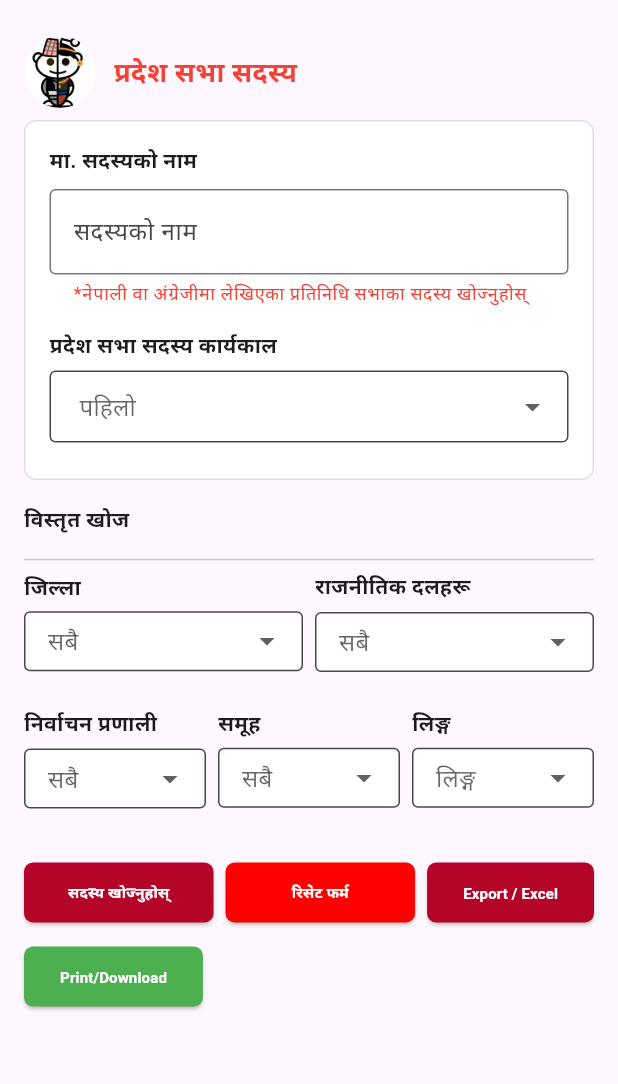
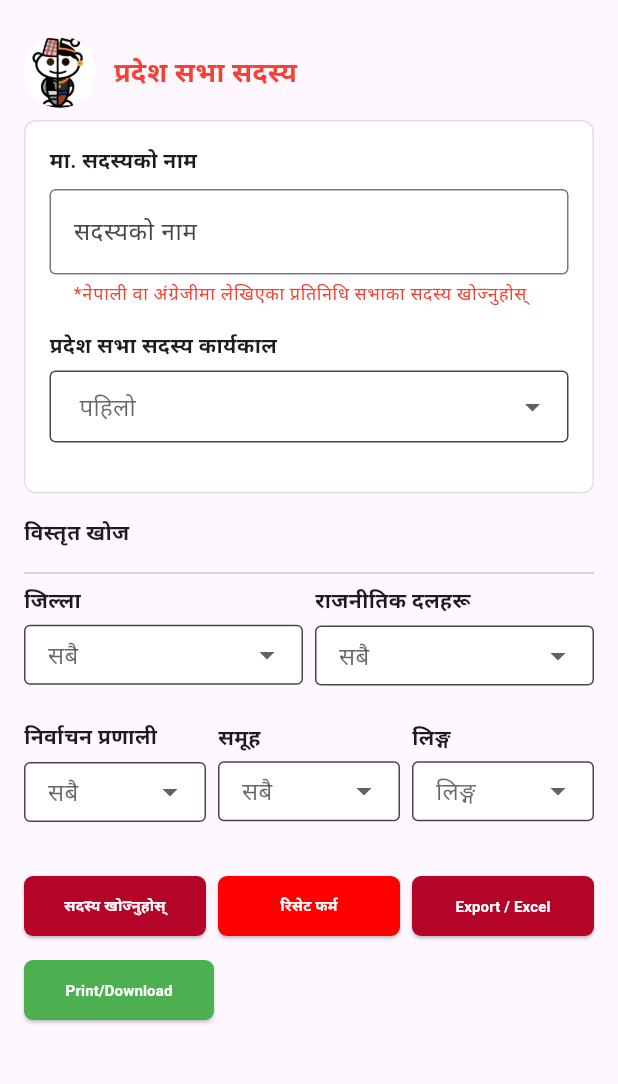
Before and after one commit to DipakSingh0/pradesh_sabha_app, a Flutter app: the screen it shows after launch, after a tap on "Go to Screen 1", on a phone screen of 412 x 824 dp, the part 99-1183 px from its top. Run offline on Flutter 3.47's test engine with Material 3 defaults, Android fonts, the phone set to English and light mode, and no system bars; our stand-ins replace carousel_slider; Roboto replaces fonts that are missing (TimesNewRoman).

Commit message:
button widget responsive

```diff
--- a/lib/common/my_appbar.dart
+++ b/lib/common/my_appbar.dart
@@ -24,7 +24,7 @@ class MyAppBar extends StatelessWidget implements PreferredSizeWidget {
       leading: Padding(
         padding: const EdgeInsets.only(left: 8.0),
         child: ClipRRect(
-          borderRadius: BorderRadius.circular(56), //--- 56px radius
+          borderRadius: BorderRadius.circular(56), //-----56px radius
           child: leading,
         ),
       ),
@@ -39,10 +39,10 @@ class MyAppBar extends StatelessWidget implements PreferredSizeWidget {
       ),
       centerTitle: centerTitle,
       actions: actions,
-      toolbarHeight: 66, // 66px height
+      toolbarHeight: 66,
     );
   }
 
   @override
-  Size get preferredSize => const Size.fromHeight(66); // 66px height
+  Size get preferredSize => const Size.fromHeight(66);
 }
--- a/lib/other_pages/pradesh_sabha.dart
+++ b/lib/other_pages/pradesh_sabha.dart
@@ -56,7 +56,6 @@ class PradeshSabhaScreenState extends State<PradeshSabha> {
                       ],
                     ),
                     const SizedBox(height: 20),
-                    // Important: Make CustomList scrollable
                     Expanded(
                       child: SingleChildScrollView(
                         child: CustomList(
--- a/lib/other_pages/pradesh_sabha_parichaya.dart
+++ b/lib/other_pages/pradesh_sabha_parichaya.dart
@@ -28,10 +28,8 @@ class PradeshSabhaBaithakScreenState extends State<PradeshSabhaBaithak> {
             // const SizedBox(
             //   height: 25,
             // ),
-            // ImageSlider works here inside Column directly
             Expanded(flex: 2, child: ImageSlider()),
 
-            // Now wrap the rest inside Expanded too
             Expanded(
               flex: 4,
               child: Padding(
@@ -84,7 +82,7 @@ class PradeshSabhaBaithakScreenState extends State<PradeshSabhaBaithak> {
                             SizedBox(height: 12),
                             Padding(
                               padding:
-                                  EdgeInsets.only(left: 24.0), // ~38px indent
+                                  EdgeInsets.only(left: 24.0),
                               child: Text(
                                 'मधेश प्रदेश सभामा ६४ निर्वाचन क्षेत्रहरू मध्ये प्रत्यक्ष निर्वाचित ३२ र समानुपातिक निर्वाचित ३२ गरी जम्मा ६४ जना सदस्यहरू रहेका छन्। प्रदेशसभाले नेपालको संविधानको अधीनमा रही कानून निर्माण गर्ने कार्य गर्दछ र यस प्रदेशको कार्यपालिका, व्यवस्थापिका तथा न्यायपालिका सम्बन्धी कानुनी ढाँचाहरू यही प्रणालीमार्फत सञ्चालनमा ल्याइन्छ।',
                                 textAlign: TextAlign.justify,
--- a/lib/other_pages/rest_pages/forum.dart
+++ b/lib/other_pages/rest_pages/forum.dart
@@ -49,7 +49,7 @@ class Forum extends StatelessWidget {
                   color: Colors.white,
 
                   border:
-                      Border.all(color: Colors.grey.shade300), // light border
+                      Border.all(color: Colors.grey.shade300),
                   borderRadius: BorderRadius.circular(8),
                 ),
                 child: Text('Coming soon!!'),
--- a/lib/other_pages/rest_pages/gallery.dart
+++ b/lib/other_pages/rest_pages/gallery.dart
@@ -49,7 +49,7 @@ class Gallery extends StatelessWidget {
                   color: Colors.white,
 
                   border:
-                      Border.all(color: Colors.grey.shade300), // light border
+                      Border.all(color: Colors.grey.shade300),
                   borderRadius: BorderRadius.circular(8),
                 ),
                 child: Text('Coming soon!!'),
--- a/lib/other_pages/rest_pages/sampark.dart
+++ b/lib/other_pages/rest_pages/sampark.dart
@@ -49,7 +49,7 @@ class Sampark extends StatelessWidget {
                   color: Colors.white,
 
                   border:
-                      Border.all(color: Colors.grey.shade300), // light border
+                      Border.all(color: Colors.grey.shade300),
                   borderRadius: BorderRadius.circular(8),
                 ),
                 child: Column(
--- a/lib/padhadhikari_page/widget/profile_card_widget.dart
+++ b/lib/padhadhikari_page/widget/profile_card_widget.dart
@@ -19,12 +19,12 @@ class ProfileCard extends StatelessWidget {
         child: Row(
           children: [
             Container(
-              width: 120, // twice the radius
-              height: 127, // twice the radius
+              width: 120,
+              height: 127,
               decoration: BoxDecoration(
                 image: DecorationImage(
                   image: AssetImage(profile.imagePath),
-                  fit: BoxFit.cover, // You can choose a different fit if needed
+                  fit: BoxFit.cover,
                 ),
               ),
             ),
--- a/lib/screen1/pradeshsabhamemberScreen.dart
+++ b/lib/screen1/pradeshsabhamemberScreen.dart
@@ -14,7 +14,6 @@ class PradeshSabhaMemberScreen extends StatefulWidget {
 
 class _PradeshSabhaMemberScreenState extends State<PradeshSabhaMemberScreen> {
   final _nameController = TextEditingController();
-  // String? _selectedTerm = 'पश्चिम';
   String? _selectedDistrict;
   String? _selectedParty;
   String? _selectedSystem;
@@ -62,7 +61,7 @@ class _PradeshSabhaMemberScreenState extends State<PradeshSabhaMemberScreen> {
                         fontWeight: FontWeight.w700,
                         fontSize: 18,
                         color: Colors
-                            .red, // You can use a specific red shade if needed
+                            .red,
                       ),
                     ),
                   ],
@@ -75,7 +74,7 @@ class _PradeshSabhaMemberScreenState extends State<PradeshSabhaMemberScreen> {
                   decoration: BoxDecoration(
                     color: Colors.white,
                     border:
-                        Border.all(color: Colors.grey.shade300), // light border
+                        Border.all(color: Colors.grey.shade300),
                     borderRadius: BorderRadius.circular(8),
                   ),
                   child: Column(
@@ -105,9 +104,9 @@ class _PradeshSabhaMemberScreenState extends State<PradeshSabhaMemberScreen> {
                         hintText: 'पहिलो',
                         onChanged: (val) =>
                             setState(() => _selectedGroup = val),
-                        height: 56, // Custom height
-                        width: 200, // Custom width
-                        dropdownItemHeight: 56, // Matches the field height
+                        height: 65,
+                        width: 200,
+                        dropdownItemHeight: 56,
                         padding: const EdgeInsets.symmetric(
                             horizontal: 16, vertical: 12),
                       )
@@ -117,7 +116,7 @@ class _PradeshSabhaMemberScreenState extends State<PradeshSabhaMemberScreen> {
                 ),
                 const SizedBox(height: 16),
 
-// ------------portion 3   wistrit khoj-------------------//
+// ------------portion 3 wistrit khoj-------------------//
 
                 const Text(
                   'विस्तृत खोज',
@@ -126,7 +125,7 @@ class _PradeshSabhaMemberScreenState extends State<PradeshSabhaMemberScreen> {
                 const SizedBox(height: 8),
 
                 const Divider(),
-                // Row 1
+                //----------------- Row 1
                 Row(
                   children: [
                     Expanded(
@@ -154,7 +153,7 @@ class _PradeshSabhaMemberScreenState extends State<PradeshSabhaMemberScreen> {
                 ),
                 const SizedBox(height: 16),
 
-                // Row 2
+                //----------- Row 2
                 Row(
                   children: [
                     Expanded(
@@ -215,12 +214,14 @@ class _PradeshSabhaMemberScreenState extends State<PradeshSabhaMemberScreen> {
                       ),
                     ),
                     const SizedBox(width: 8),
-                    ButtonWidget(
+                    Expanded(
+                      child: ButtonWidget(
                         text: 'Export / Excel',
                         backgroundColor: redcolor,
                         onPressed: () {
 
                         },
+                      ),
                     ),
                   ],
                 ),
@@ -230,12 +231,21 @@ class _PradeshSabhaMemberScreenState extends State<PradeshSabhaMemberScreen> {
                 Row(
                   mainAxisAlignment: MainAxisAlignment.start,
                   children: [
-                    ButtonWidget(
+                    Expanded(
+                      flex: 1,
+                      child: ButtonWidget(
+
                         text: 'Print/Download',
                         backgroundColor: Colors.green,
                         onPressed: () {
 
                         },
+                      ),
+                    ),
+                     Expanded(
+                      flex: 2,
+                      child:
+                      Text('')
                     ),
                   ],
                 ),
--- a/lib/screen1/widget/button_widget.dart
+++ b/lib/screen1/widget/button_widget.dart
@@ -5,9 +5,8 @@ class ButtonWidget extends StatelessWidget {
   final VoidCallback onPressed;
   final Color backgroundColor;
   final Color textColor;
-  final double height;
+  // final double height;
   // final double width;
-
 
   const ButtonWidget({
     super.key,
@@ -15,7 +14,7 @@ class ButtonWidget extends StatelessWidget {
     required this.onPressed,
     this.backgroundColor = Colors.red,
     this.textColor = Colors.white,
-    this.height = 48,
+    // this.height = 48,
     // required this.width,
   });
 
@@ -23,6 +22,7 @@ class ButtonWidget extends StatelessWidget {
   Widget build(BuildContext context) {
     return SizedBox(
       child: ElevatedButton(
+
         style: ElevatedButton.styleFrom(
           backgroundColor: backgroundColor,
           foregroundColor: textColor,
@@ -31,7 +31,8 @@ class ButtonWidget extends StatelessWidget {
           ),
         ),
         onPressed: onPressed,
-        child: Text(text, style: TextStyle(fontWeight: FontWeight.bold , fontSize: 10)),
+        child: Text(text,
+            style: TextStyle(fontWeight: FontWeight.bold, fontSize: 10)),
       ),
     );
   }
--- a/lib/screen1/widget/drop_down_label.dart
+++ b/lib/screen1/widget/drop_down_label.dart
@@ -22,14 +22,14 @@ class LabeledDropdown<T> extends StatelessWidget {
     required this.items,
     required this.hintText,
     required this.onChanged,
-    this.height = 48, // Increased default height
+    this.height = 48,
     this.width = double.infinity,
     this.padding = const EdgeInsets.symmetric(horizontal: 12, vertical: 8),
     this.border = const OutlineInputBorder(),
     this.labelStyle = const TextStyle(fontWeight: FontWeight.bold),
     this.hintStyle,
     this.itemStyle,
-    this.dropdownItemHeight = 48, // Height for dropdown items
+    this.dropdownItemHeight = 48,
   });
 
   @override
@@ -69,7 +69,7 @@ class LabeledDropdown<T> extends StatelessWidget {
               fillColor: Colors.white,
             ),
             isExpanded: true,
-            style: itemStyle?.copyWith(height: 1.0), // Remove text padding
+            style: itemStyle?.copyWith(height: 1.0),
             dropdownColor: Colors.white,
             icon: const Icon(Icons.arrow_drop_down),
             iconSize: 24,
--- a/lib/screen2/widgets/menu_grid.dart
+++ b/lib/screen2/widgets/menu_grid.dart
@@ -6,7 +6,7 @@ import 'package:pradesh_app/other_pages/rest_pages/gallery.dart';
 import 'package:pradesh_app/other_pages/pradesh_sabha.dart';
 import 'package:pradesh_app/other_pages/pradesh_sabha_parichaya.dart';
 import 'package:pradesh_app/padhadhikari_page/padhadhikari.dart';
-import 'package:pradesh_app/sachibalaya_page.dart';
+import 'package:pradesh_app/other_pages/sachibalaya_page.dart';
 import 'package:pradesh_app/other_pages/rest_pages/sampark.dart';
 import 'package:pradesh_app/screens.dart';
 import 'package:pradesh_app/other_pages/rest_pages/suchana.dart';
```
Also changed, not shown: lib/other_pages/sachibalaya_page.dart (renamed from lib/sachibalaya_page.dart, +0 -8 lines), lib/screens.dart (+0 -131 lines). Lines whose indentation alone changed are shown as unchanged.
